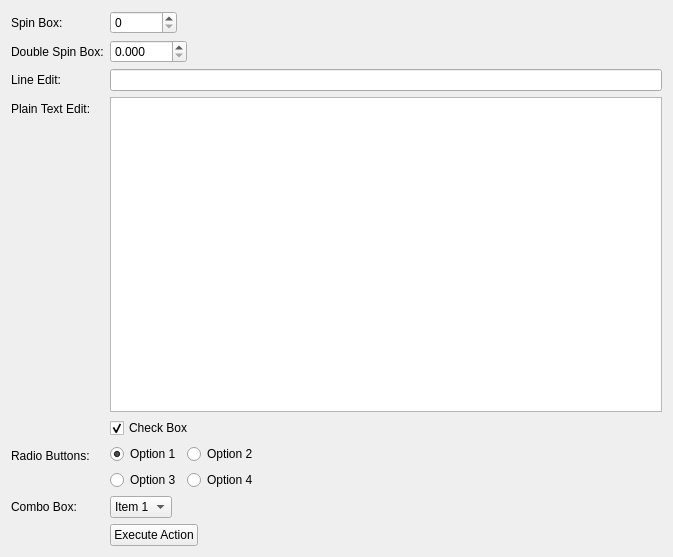
The window that core/ui/settings_test_ui.ui (mjbonnington/icarus-gps) describes before a commit, drawn with Qt 5.
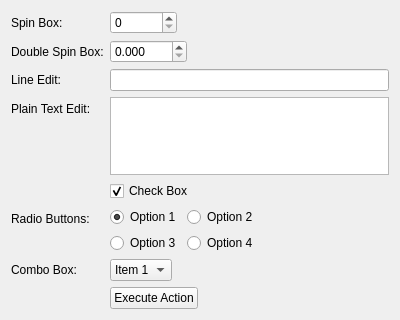
The same window after the commit.

The edit to the form file:
```diff
--- a/core/ui/settings_test_ui.ui
+++ b/core/ui/settings_test_ui.ui
@@ -6,8 +6,8 @@
    <rect>
     <x>0</x>
     <y>0</y>
-    <width>673</width>
-    <height>557</height>
+    <width>400</width>
+    <height>320</height>
    </rect>
   </property>
   <property name="windowTitle">
```
Left out of the diff: 3 changed lines with no effect on the pictures.
